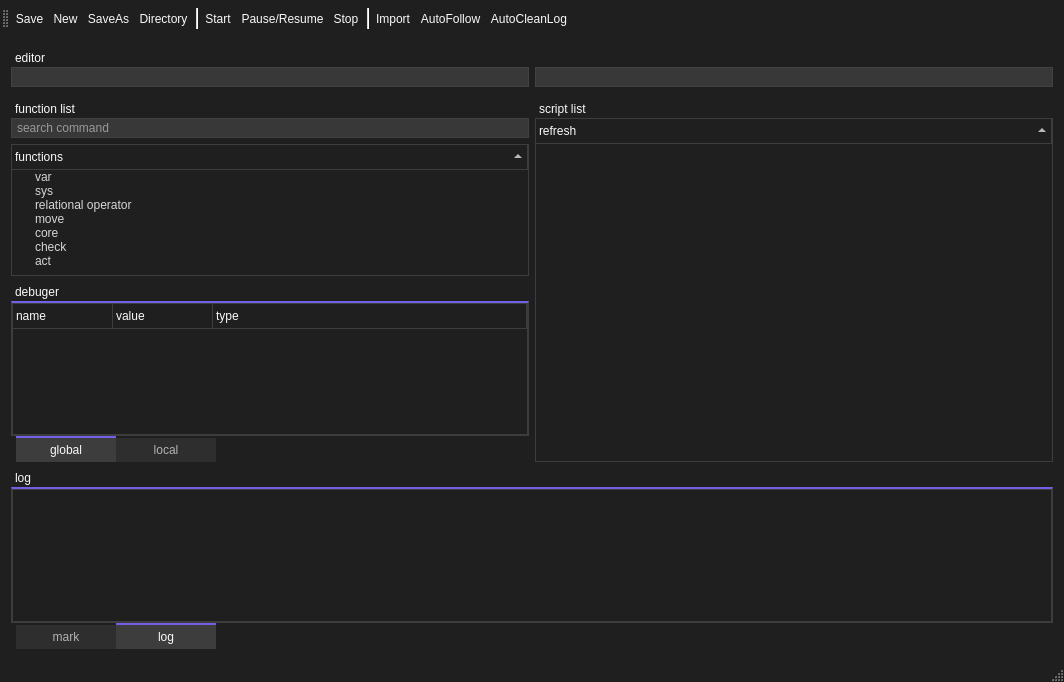
First picture: the form in SaSH/form/scriptsettingform.ui, repository bestkakkoii/SaSH, before the edit.
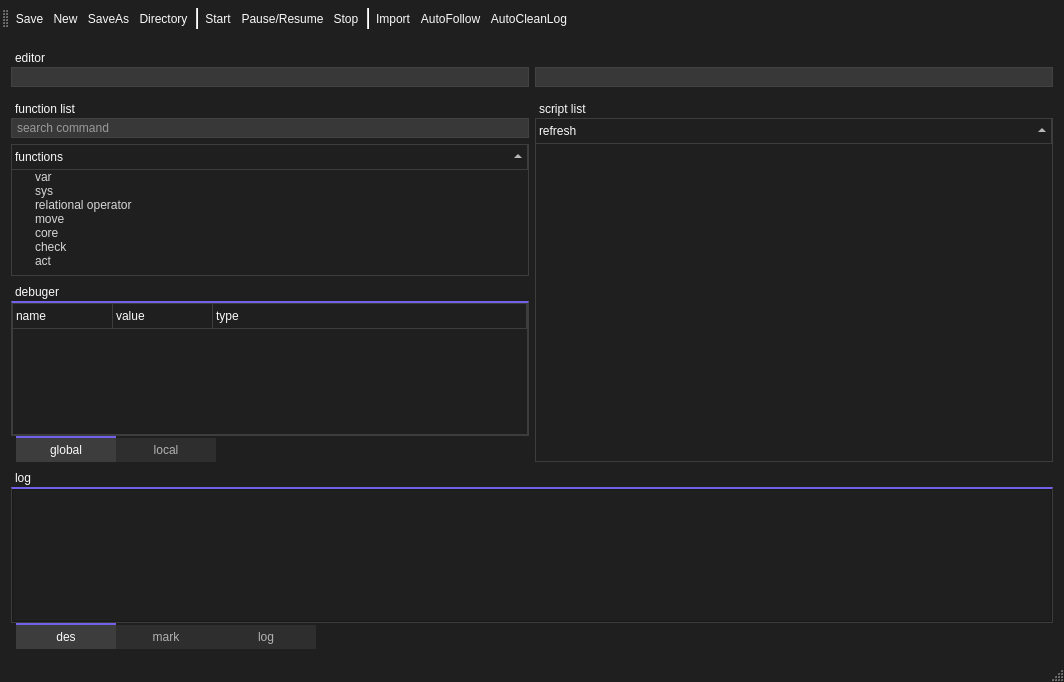
Second picture: the form after the edit. Icons and pictures are not drawn. Custom widgets are drawn as their Qt base class.

The edit to the form file:
```diff
--- a/SaSH/form/scriptsettingform.ui
+++ b/SaSH/form/scriptsettingform.ui
@@ -2189,8 +2189,30 @@
            <enum>QTabWidget::South</enum>
           </property>
           <property name="currentIndex">
-           <number>1</number>
+           <number>0</number>
           </property>
+          <widget class="QWidget" name="tab_5">
+           <attribute name="title">
+            <string>des</string>
+           </attribute>
+           <layout class="QGridLayout" name="gridLayout_9">
+            <property name="leftMargin">
+             <number>0</number>
+            </property>
+            <property name="topMargin">
+             <number>0</number>
+            </property>
+            <property name="rightMargin">
+             <number>0</number>
+            </property>
+            <property name="bottomMargin">
+             <number>0</number>
+            </property>
+            <item row="0" column="0">
+             <widget class="QTextBrowser" name="textBrowser"/>
+            </item>
+           </layout>
+          </widget>
           <widget class="QWidget" name="tab">
            <attribute name="title">
             <string>mark</string>
```
Left out of the diff: 140 changed lines with no effect on the pictures.
